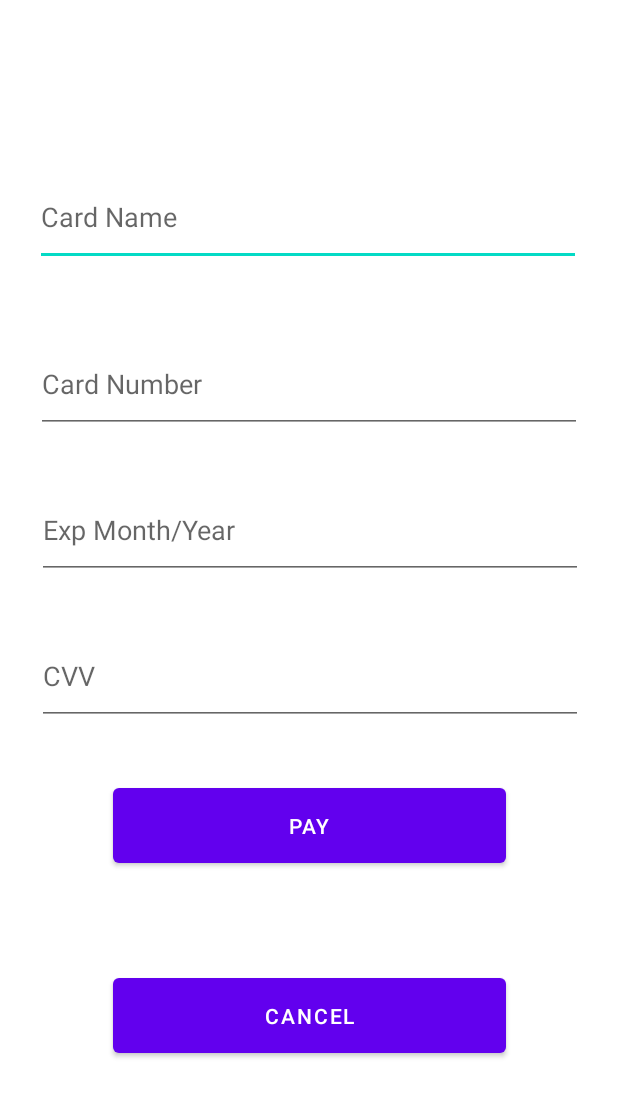
After one commit to kameshDiviyanjana/Car_parking_UEE, an Android app: the PaymentScreen screen opened directly, with no data from a screen before it, on a phone screen of 412 x 824 dp. The commit adds this screen. Shown: the top 1097 px of the screen. Run offline under Robolectric (Android 15) with nearby library versions, the phone set to English and light mode, and no system bars; our stand-ins replace Firebase (no records; nobody signed in at launch, a user with empty details on screens opened directly); Roboto replaces fonts that are not available here.

Commit message:
implement payment scenario

```diff
--- a/app/src/main/AndroidManifest.xml
+++ b/app/src/main/AndroidManifest.xml
@@ -18,6 +18,9 @@
         android:supportsRtl="true"
         android:theme="@style/Theme.Car_parking"
         tools:targetApi="31">
+        <activity
+            android:name=".PaymentScreen"
+            android:exported="false" />
         <activity
             android:name=".Newazctivety"
             android:exported="false" />
--- /dev/null
+++ b/app/src/main/java/com/example/car_parking/PaymentDetails.kt
@@ -0,0 +1,8 @@
+package com.example.car_parking
+
+data class PaymentDetails(
+    val cardName: String, // Name on the card
+    val cvv: String,      // Card CVV
+    val cardNumber: String, // Card Number
+    val expDate: String    // Expiry Date (you might want to use a Date type)
+)
--- /dev/null
+++ b/app/src/main/java/com/example/car_parking/PaymentScreen.kt
@@ -0,0 +1,66 @@
+package com.example.car_parking
+
+import android.content.Intent
+import androidx.appcompat.app.AppCompatActivity
+import android.os.Bundle
+import android.widget.Button
+import android.widget.EditText
+import android.widget.Toast
+import com.google.firebase.database.DatabaseReference
+import com.google.firebase.database.FirebaseDatabase
+
+class PaymentScreen : AppCompatActivity() {
+    private lateinit var dbConnection: DatabaseReference
+    private lateinit var edtCardName: EditText
+    private lateinit var edtCVV: EditText
+    private lateinit var edtCardNumber: EditText
+    private lateinit var edtExpDate: EditText
+    private lateinit var btnPay: Button
+    private lateinit var btnCancelPay: Button
+
+    override fun onCreate(savedInstanceState: Bundle?) {
+        super.onCreate(savedInstanceState)
+        setContentView(R.layout.activity_payment_screen)
+
+        // Find views by their IDs
+        edtCardName = findViewById(R.id.edtcardname)
+        edtCVV = findViewById(R.id.edtcvv)
+        edtCardNumber = findViewById(R.id.edtcardnumber)
+        edtExpDate = findViewById(R.id.edtexpdate)
+        btnPay = findViewById(R.id.btnpay)
+        btnCancelPay = findViewById(R.id.btncancelpay)
+
+        btnPay.setOnClickListener {
+            val cardName = edtCardName.text.toString()
+            val cvv = edtCVV.text.toString()
+            val cardNumber = edtCardNumber.text.toString()
+            val expDate = edtExpDate.text.toString()
+
+            // Handle the payment logic
+            dbConnection = FirebaseDatabase.getInstance().getReference("PaymentDetails")
+
+            // Create a PaymentDetails object
+            val paymentDetails = PaymentDetails(cardName, cvv, cardNumber, expDate)
+
+            // Store payment details in the Firebase database
+            dbConnection.child(cardName).setValue(paymentDetails).addOnSuccessListener {
+                edtCardName.text.clear()
+                edtCVV.text.clear()
+                edtCardNumber.text.clear()
+                edtExpDate.text.clear()
+                Toast.makeText(this, "Payment details added successfully", Toast.LENGTH_LONG).show()
+
+                val intent = Intent(this, homedashboredUser::class.java)
+                startActivity(intent)
+            }.addOnFailureListener {
+                Toast.makeText(this, "Failed to add payment details to the database", Toast.LENGTH_LONG).show()
+            }
+
+            // You can use the values as needed for payment processing
+        }
+
+        btnCancelPay.setOnClickListener {
+            // Handle cancel action if needed
+        }
+    }
+}
--- a/app/src/main/java/com/example/car_parking/VehiclBokkin.kt
+++ b/app/src/main/java/com/example/car_parking/VehiclBokkin.kt
@@ -13,7 +13,7 @@ import com.google.firebase.database.FirebaseDatabase
 class vehiclBokkin : AppCompatActivity() {
     private lateinit var dbconection: DatabaseReference
 
-    @SuppressLint("WrongViewCast")
+    @SuppressLint("WrongViewCast", "SuspiciousIndentation")
     override fun onCreate(savedInstanceState: Bundle?) {
         super.onCreate(savedInstanceState)
         setContentView(R.layout.activity_vehicl_bokkin)
--- a/app/src/main/java/com/example/car_parking/displayBooking.kt
+++ b/app/src/main/java/com/example/car_parking/displayBooking.kt
@@ -4,6 +4,7 @@ import android.annotation.SuppressLint
 import android.content.Intent
 import androidx.appcompat.app.AppCompatActivity
 import android.os.Bundle
+import android.widget.Button
 import android.widget.Toast
 import androidx.recyclerview.widget.LinearLayoutManager
 import androidx.recyclerview.widget.RecyclerView
@@ -14,42 +15,58 @@ import com.google.firebase.database.FirebaseDatabase
 import com.google.firebase.database.ValueEventListener
 
 class displayBooking : AppCompatActivity() {
-    private lateinit var recycleBus : RecyclerView
-    private lateinit var buslists : ArrayList<Bookpark>
-    lateinit var  adapt : Displayeadapter
-    private lateinit var dbconnecte : DatabaseReference
+    private lateinit var recycleBus: RecyclerView
+    private lateinit var buslists: ArrayList<Bookpark>
+    lateinit var adapt: Displayeadapter
+    private lateinit var dbconnecte: DatabaseReference
+    private lateinit var btnGoToPayment: Button
+
     @SuppressLint("MissingInflatedId")
     override fun onCreate(savedInstanceState: Bundle?) {
         super.onCreate(savedInstanceState)
         setContentView(R.layout.activity_display_booking)
-        recycleBus =findViewById(R.id.bookingss)
+        recycleBus = findViewById(R.id.bookingss)
+        btnGoToPayment = findViewById(R.id.btngotopayment)
         recycleBus.layoutManager = LinearLayoutManager(this)
         recycleBus.setHasFixedSize(true)
 
         buslists = arrayListOf()
         adapt = Displayeadapter(buslists)
         displayeBushalt()
+
+
+
+        btnGoToPayment.setOnClickListener {
+            // Create an intent to navigate to the PaymentScreenActivity
+            val intent = Intent(this, PaymentScreen::class.java)
+            startActivity(intent)
+        }
     }
+
     private fun displayeBushalt() {
         dbconnecte = FirebaseDatabase.getInstance().getReference("RecervetionPlace")
         dbconnecte.addValueEventListener(object : ValueEventListener {
             override fun onDataChange(snapshot: DataSnapshot) {
-                if(snapshot.exists()){
+                if (snapshot.exists()) {
 
-                    for (busSnapshor in snapshot.children){
+                    for (busSnapshor in snapshot.children) {
                         val halts = busSnapshor.getValue(Bookpark::class.java)
                         buslists.add(halts!!)
                     }
                     var adp = Displayeadapter(buslists)
-                    recycleBus.adapter =adp
+                    recycleBus.adapter = adp
                     adp.setonItemClickListener(object : Displayeadapter.onItemClickListener {
                         override fun inItemckick(position: Int) {
                             val intent = Intent(this@displayBooking, mapsActivity::class.java)
-                            intent.putExtra("id",buslists[position].names)
-                            intent.putExtra("name",buslists[position].pakingplaces)
+                            intent.putExtra("id", buslists[position].names)
+                            intent.putExtra("name", buslists[position].pakingplaces)
 
                             startActivity(intent)
-                            Toast.makeText(this@displayBooking,"you click item nrwfgvhvhvh code works", Toast.LENGTH_LONG).show()
+                            Toast.makeText(
+                                this@displayBooking,
+                                "you click item nrwfgvhvhvh code works",
+                                Toast.LENGTH_LONG
+                            ).show()
 
                         }
 
@@ -63,6 +80,7 @@ class displayBooking : AppCompatActivity() {
                            startActivity(intent)
                        }*/
                 }
+
             }
 
             override fun onCancelled(error: DatabaseError) {
@@ -70,8 +88,6 @@ class displayBooking : AppCompatActivity() {
             }
 
 
-
-
         })
 
     }
--- a/app/src/main/res/layout/activity_display_booking.xml
+++ b/app/src/main/res/layout/activity_display_booking.xml
@@ -13,4 +13,15 @@
         app:layout_constraintBottom_toBottomOf="parent"
         app:layout_constraintStart_toStartOf="parent"
         app:layout_constraintTop_toTopOf="parent" />
+
+    <Button
+        android:id="@+id/btngotopayment"
+        android:layout_width="276dp"
+        android:layout_height="50dp"
+        android:layout_marginBottom="192dp"
+        android:hint="pay"
+        app:layout_constraintBottom_toBottomOf="parent"
+        app:layout_constraintEnd_toEndOf="parent"
+        app:layout_constraintHorizontal_bias="0.496"
+        app:layout_constraintStart_toStartOf="parent" />
 </androidx.constraintlayout.widget.ConstraintLayout>
--- /dev/null
+++ b/app/src/main/res/layout/activity_payment_screen.xml
@@ -0,0 +1,95 @@
+<?xml version="1.0" encoding="utf-8"?>
+<androidx.constraintlayout.widget.ConstraintLayout xmlns:android="http://schemas.android.com/apk/res/android"
+    xmlns:app="http://schemas.android.com/apk/res-auto"
+    xmlns:tools="http://schemas.android.com/tools"
+    android:layout_width="match_parent"
+    android:layout_height="match_parent"
+    tools:context=".PaymentScreen">
+
+
+    <androidx.constraintlayout.widget.ConstraintLayout
+        android:layout_width="match_parent"
+        android:layout_height="match_parent"
+        tools:layout_editor_absoluteX="1dp"
+        tools:layout_editor_absoluteY="1dp">
+
+
+        <EditText
+            android:id="@+id/edtcardname"
+            android:layout_width="364dp"
+            android:layout_height="65dp"
+            android:layout_marginTop="112dp"
+            android:ems="10"
+            android:hint="Card Name"
+            android:inputType="text"
+            app:layout_constraintEnd_toEndOf="parent"
+            app:layout_constraintHorizontal_bias="0.489"
+            app:layout_constraintStart_toStartOf="parent"
+            app:layout_constraintTop_toTopOf="parent" />
+
+        <EditText
+            android:id="@+id/edtcvv"
+            android:layout_width="364dp"
+            android:layout_height="65dp"
+            android:layout_marginTop="32dp"
+            android:ems="10"
+            android:hint="CVV"
+            android:inputType="text"
+            app:layout_constraintEnd_toEndOf="parent"
+            app:layout_constraintHorizontal_bias="0.51"
+            app:layout_constraintStart_toStartOf="parent"
+            app:layout_constraintTop_toBottomOf="@+id/edtexpdate"
+            tools:ignore="MissingConstraints" />
+
+        <EditText
+            android:id="@+id/edtcardnumber"
+            android:layout_width="364dp"
+            android:layout_height="65dp"
+            android:layout_marginTop="46dp"
+            android:ems="10"
+            android:hint="Card Number"
+            android:inputType="text"
+            app:layout_constraintEnd_toEndOf="parent"
+            app:layout_constraintStart_toStartOf="parent"
+            app:layout_constraintTop_toBottomOf="@+id/edtcardname"
+            tools:ignore="MissingConstraints" />
+
+        <EditText
+            android:id="@+id/edtexpdate"
+            android:layout_width="364dp"
+            android:layout_height="65dp"
+            android:layout_marginTop="32dp"
+            android:ems="10"
+            android:hint="Exp Month/Year"
+            android:inputType="text"
+            app:layout_constraintEnd_toEndOf="parent"
+            app:layout_constraintHorizontal_bias="0.51"
+            app:layout_constraintStart_toStartOf="parent"
+            app:layout_constraintTop_toBottomOf="@+id/edtcardnumber"
+            tools:ignore="MissingConstraints" />
+
+        <Button
+            android:id="@+id/btnpay"
+            android:layout_width="262dp"
+            android:layout_height="62dp"
+            android:layout_marginTop="36dp"
+            android:text="Pay"
+            app:layout_constraintEnd_toEndOf="parent"
+            app:layout_constraintHorizontal_bias="0.503"
+            app:layout_constraintStart_toStartOf="parent"
+            app:layout_constraintTop_toBottomOf="@+id/edtcvv" />
+
+        <Button
+            android:id="@+id/btncancelpay"
+            android:layout_width="262dp"
+            android:layout_height="62dp"
+            android:layout_marginBottom="52dp"
+            android:text="Cancel"
+            app:layout_constraintBottom_toBottomOf="parent"
+            app:layout_constraintEnd_toEndOf="parent"
+            app:layout_constraintHorizontal_bias="0.503"
+            app:layout_constraintStart_toStartOf="parent"
+            app:layout_constraintTop_toBottomOf="@+id/btnpay" />
+
+    </androidx.constraintlayout.widget.ConstraintLayout>
+</androidx.constraintlayout.widget.ConstraintLayout>
--- a/app/src/main/res/values/strings.xml
+++ b/app/src/main/res/values/strings.xml
@@ -7,4 +7,8 @@
     <string name="PHONE">Phone</string>
     <string name="SUBJECT">Subject</string>
     <string name="MESSAGE">Message</string>
+
+
+
+
 </resources>
```
